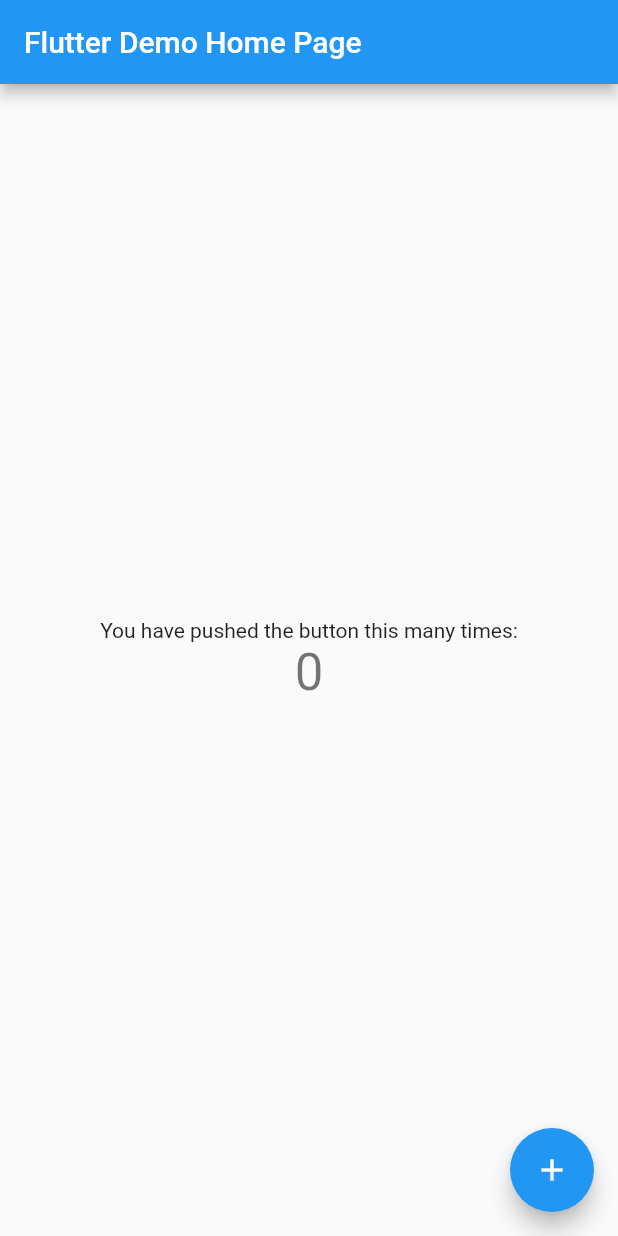
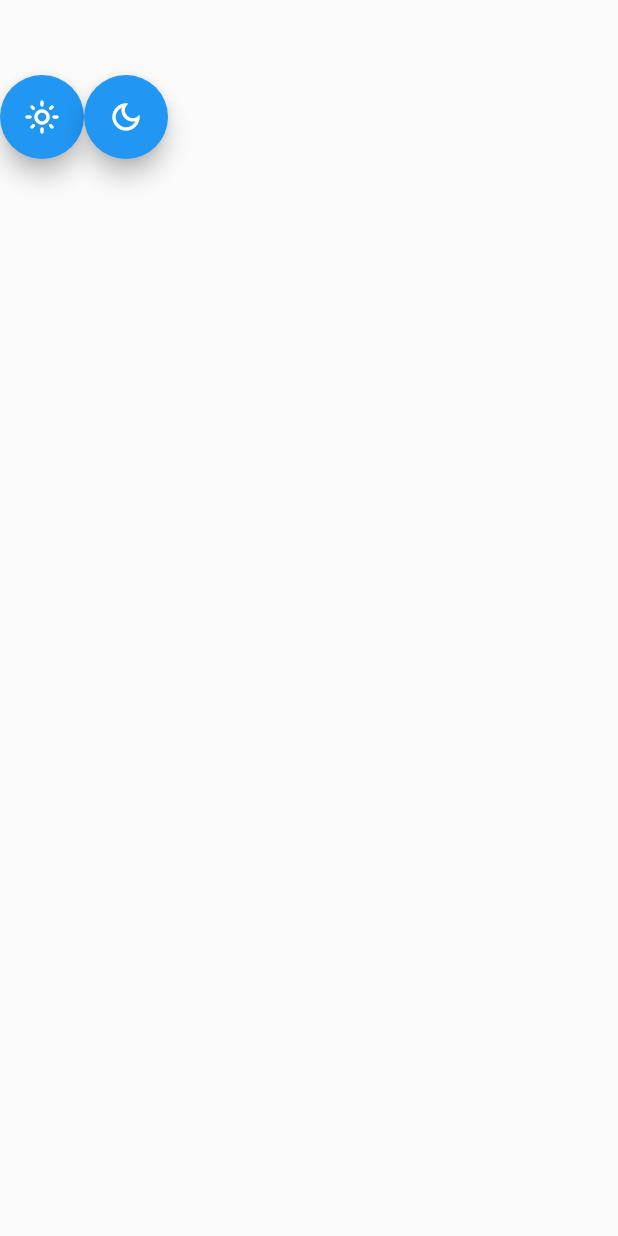
Before and after one commit to MatiasSalomon01/Flutter_Calculator, a Flutter app: the screen it shows after launch, on a phone screen of 412 x 824 dp. Run offline on Flutter 3.47's test engine with Material 2 defaults, Android fonts, the phone set to English and light mode, and no system bars.

Commit message:
Modo claro y oscuro creado

```diff
--- a/lib/main.dart
+++ b/lib/main.dart
@@ -1,115 +1,33 @@
+import 'package:fl_calculator/screens/home_screens.dart';
+import 'package:fl_calculator/themes/theme.dart';
 import 'package:flutter/material.dart';
+import 'package:provider/provider.dart';
 
-void main() {
-  runApp(const MyApp());
+void main() => runApp(const Calculadora());
+
+class Calculadora extends StatelessWidget {
+  const Calculadora({super.key});
+
+  @override
+  Widget build(BuildContext context) {
+    return ChangeNotifierProvider(create: (context) => ThemeChanger(ThemeData.light()), child: MaterialAppWithTheme(),);
+  }
 }
 
-class MyApp extends StatelessWidget {
-  const MyApp({super.key});
+class MaterialAppWithTheme extends StatelessWidget {
+  const MaterialAppWithTheme({
+    super.key,
+  });
 
-  // This widget is the root of your application.
   @override
   Widget build(BuildContext context) {
+
+    final theme = Provider.of<ThemeChanger>(context);
+
     return MaterialApp(
-      title: 'Flutter Demo',
-      theme: ThemeData(
-        // This is the theme of your application.
-        //
-        // Try running your application with "flutter run". You'll see the
-        // application has a blue toolbar. Then, without quitting the app, try
-        // changing the primarySwatch below to Colors.green and then invoke
-        // "hot reload" (press "r" in the console where you ran "flutter run",
-        // or simply save your changes to "hot reload" in a Flutter IDE).
-        // Notice that the counter didn't reset back to zero; the application
-        // is not restarted.
-        primarySwatch: Colors.blue,
-      ),
-      home: const MyHomePage(title: 'Flutter Demo Home Page'),
+      debugShowCheckedModeBanner: false,
+      theme: theme.getTheme(),
+      home: const HomeScreen()
     );
   }
 }
-
-class MyHomePage extends StatefulWidget {
-  const MyHomePage({super.key, required this.title});
-
-  // This widget is the home page of your application. It is stateful, meaning
-  // that it has a State object (defined below) that contains fields that affect
-  // how it looks.
-
-  // This class is the configuration for the state. It holds the values (in this
-  // case the title) provided by the parent (in this case the App widget) and
-  // used by the build method of the State. Fields in a Widget subclass are
-  // always marked "final".
-
-  final String title;
-
-  @override
-  State<MyHomePage> createState() => _MyHomePageState();
-}
-
-class _MyHomePageState extends State<MyHomePage> {
-  int _counter = 0;
-
-  void _incrementCounter() {
-    setState(() {
-      // This call to setState tells the Flutter framework that something has
-      // changed in this State, which causes it to rerun the build method below
-      // so that the display can reflect the updated values. If we changed
-      // _counter without calling setState(), then the build method would not be
-      // called again, and so nothing would appear to happen.
-      _counter++;
-    });
-  }
-
-  @override
-  Widget build(BuildContext context) {
-    // This method is rerun every time setState is called, for instance as done
-    // by the _incrementCounter method above.
-    //
-    // The Flutter framework has been optimized to make rerunning build methods
-    // fast, so that you can just rebuild anything that needs updating rather
-    // than having to individually change instances of widgets.
-    return Scaffold(
-      appBar: AppBar(
-        // Here we take the value from the MyHomePage object that was created by
-        // the App.build method, and use it to set our appbar title.
-        title: Text(widget.title),
-      ),
-      body: Center(
-        // Center is a layout widget. It takes a single child and positions it
-        // in the middle of the parent.
-        child: Column(
-          // Column is also a layout widget. It takes a list of children and
-          // arranges them vertically. By default, it sizes itself to fit its
-          // children horizontally, and tries to be as tall as its parent.
-          //
-          // Invoke "debug painting" (press "p" in the console, choose the
-          // "Toggle Debug Paint" action from the Flutter Inspector in Android
-          // Studio, or the "Toggle Debug Paint" command in Visual Studio Code)
-          // to see the wireframe for each widget.
-          //
-          // Column has various properties to control how it sizes itself and
-          // how it positions its children. Here we use mainAxisAlignment to
-          // center the children vertically; the main axis here is the vertical
-          // axis because Columns are vertical (the cross axis would be
-          // horizontal).
-          mainAxisAlignment: MainAxisAlignment.center,
-          children: <Widget>[
-            const Text(
-              'You have pushed the button this many times:',
-            ),
-            Text(
-              '$_counter',
-              style: Theme.of(context).textTheme.headlineMedium,
-            ),
-          ],
-        ),
-      ),
-      floatingActionButton: FloatingActionButton(
-        onPressed: _incrementCounter,
-        tooltip: 'Increment',
-        child: const Icon(Icons.add),
-      ), // This trailing comma makes auto-formatting nicer for build methods.
-    );
-  }
-}
--- /dev/null
+++ b/lib/screens/home_screens.dart
@@ -0,0 +1,53 @@
+import 'package:fl_calculator/themes/theme.dart';
+import 'package:flutter/material.dart';
+import 'package:provider/provider.dart';
+
+class HomeScreen extends StatelessWidget {
+  const HomeScreen({super.key});
+
+  @override
+  Widget build(BuildContext context) {
+
+    return Scaffold(
+      body: Container(
+        margin: const EdgeInsets.only(top: 50),
+        child: const Botones())
+    );
+  }
+}
+
+class Botones extends StatelessWidget {
+  const Botones({super.key});
+
+  @override
+  Widget build(BuildContext context) {
+
+    final theme = Provider.of<ThemeChanger>(context);
+    return Row(
+      children: [
+        FloatingActionButton(
+          onPressed:() => theme.setTheme(
+            ThemeData(
+              brightness: Brightness.light,
+              floatingActionButtonTheme: const FloatingActionButtonThemeData(
+                backgroundColor: Colors.grey
+              )
+            )
+          ),
+          child: const Icon(Icons.light_mode_outlined)
+        ),
+        FloatingActionButton(
+          onPressed: () => theme.setTheme(
+            ThemeData(
+              brightness: Brightness.dark,
+              floatingActionButtonTheme: const FloatingActionButtonThemeData(
+                backgroundColor: Colors.grey
+              )
+            )
+          ),
+          child: const Icon(Icons.dark_mode_outlined)
+        )
+      ],
+    );
+  }
+}
--- /dev/null
+++ b/lib/themes/theme.dart
@@ -0,0 +1,14 @@
+import 'package:flutter/material.dart';
+
+class ThemeChanger with ChangeNotifier{
+  ThemeData _themeData;
+
+  ThemeChanger(this._themeData);
+
+  getTheme() => _themeData;
+
+  setTheme(ThemeData theme){
+    _themeData = theme;
+    notifyListeners();
+  }
+}
--- a/pubspec.yaml
+++ b/pubspec.yaml
@@ -35,6 +35,7 @@ dependencies:
   # The following adds the Cupertino Icons font to your application.
   # Use with the CupertinoIcons class for iOS style icons.
   cupertino_icons: ^1.0.2
+  provider:
 
 dev_dependencies:
   flutter_test:
```
Also changed, not shown: pubspec.lock, 1 other file.
